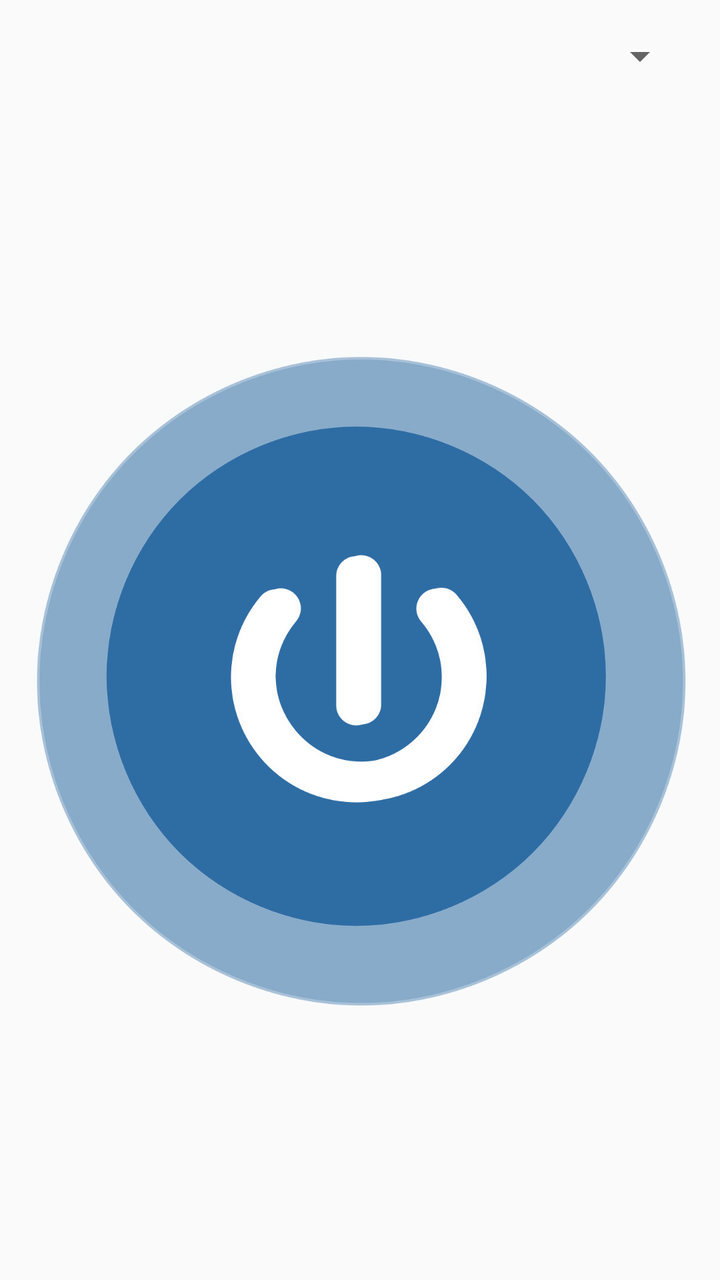
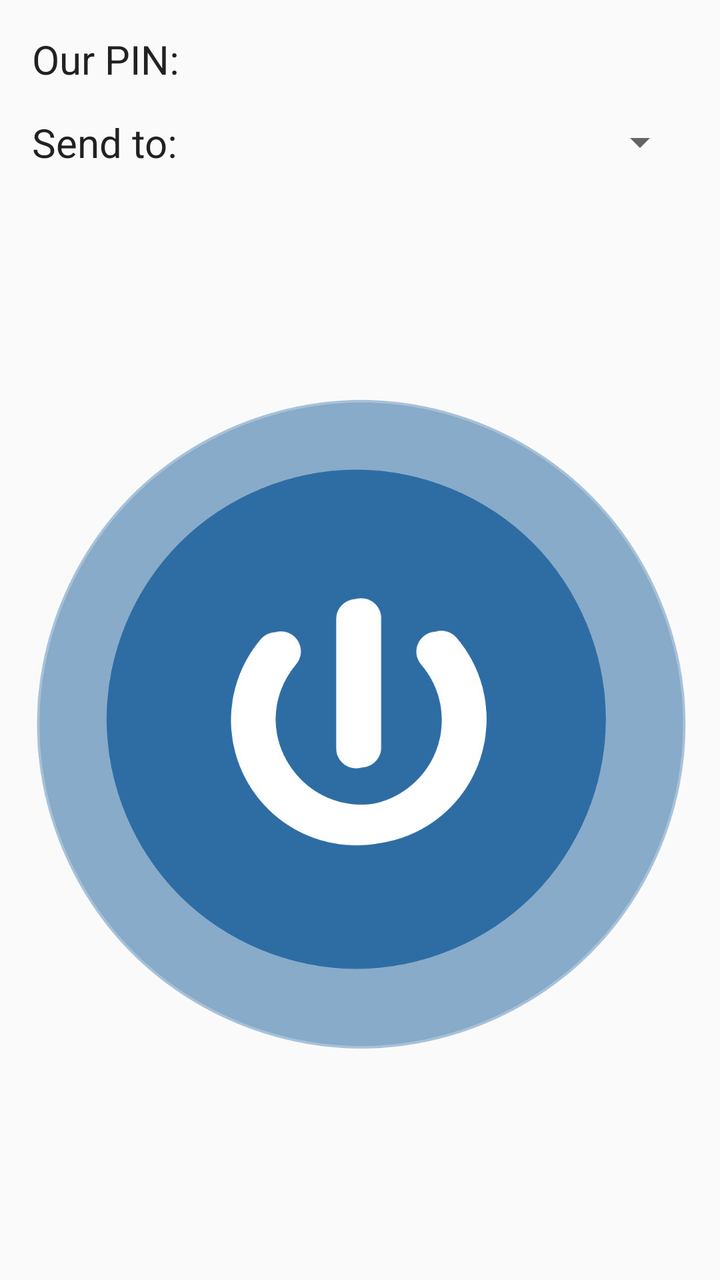

An Android layout rendered at two revisions. The XML below is the earlier revision; the diff shows what the commit changed to produce the second picture.
<!-- AndroidManifest.xml: application theme AppTheme -->
<!-- res/layout/content_send_sound.xml -->
<?xml version="1.0" encoding="utf-8"?>
<android.support.constraint.ConstraintLayout xmlns:android="http://schemas.android.com/apk/res/android"
    xmlns:app="http://schemas.android.com/apk/res-auto"
    xmlns:tools="http://schemas.android.com/tools"
    android:layout_width="match_parent"
    android:layout_height="match_parent"
    app:layout_behavior="@string/appbar_scrolling_view_behavior"
    tools:context="peterson.ttu.edu.backupaids.activities.SendSoundActivity"
    tools:showIn="@layout/activity_send_sound">

    <TextView
        android:id="@+id/sendSoundLabel"
        android:layout_width="wrap_content"
        android:layout_height="wrap_content"
        android:text="Send to:"
        android:textSize="20sp"
        android:textAppearance="@android:style/TextAppearance.DeviceDefault"
        android:layout_marginTop="16dp"
        android:layout_marginBottom="16dp"
        android:layout_marginStart="16dp"
        android:layout_marginEnd="16dp"
        app:layout_constraintBottom_toBottomOf="@id/sendSoundPeerSpinner"
        app:layout_constraintLeft_toLeftOf="parent"
        app:layout_constraintTop_toTopOf="@id/sendSoundPeerSpinner" />

    <Spinner
        android:id="@+id/sendSoundPeerSpinner"
        android:layout_width="0dp"
        android:layout_height="wrap_content"
        android:layout_marginTop="16dp"
        android:layout_marginBottom="16dp"
        android:layout_marginStart="16dp"
        android:layout_marginEnd="16dp"
        app:layout_constraintTop_toTopOf="parent"
        app:layout_constraintLeft_toRightOf="@id/sendSoundLabel"
        app:layout_constraintRight_toRightOf="parent" />


    <ImageButton
        android:id="@+id/sendSoundStartButton"
        android:layout_width="0dp"
        android:layout_height="0dp"
        android:adjustViewBounds="false"
        android:background="@android:color/transparent"
        android:onClick="sendSound"
        android:scaleType="fitCenter"
        android:src="@drawable/power_button_blue2"
        android:layout_marginTop="16dp"
        android:layout_marginBottom="16dp"
        android:layout_marginStart="16dp"
        android:layout_marginEnd="16dp"
        app:layout_constraintHorizontal_bias="0.6"
        app:layout_constraintTop_toBottomOf="@id/sendSoundPeerSpinner"
        app:layout_constraintBottom_toBottomOf="parent"
        app:layout_constraintLeft_toLeftOf="parent"
        app:layout_constraintRight_toRightOf="parent"
        app:layout_constraintVertical_bias="0.6" />

</android.support.constraint.ConstraintLayout>
<!-- res/layout/activity_send_sound.xml (included above) -->
<?xml version="1.0" encoding="utf-8"?>
<android.support.design.widget.CoordinatorLayout xmlns:android="http://schemas.android.com/apk/res/android"
    xmlns:app="http://schemas.android.com/apk/res-auto"
    xmlns:tools="http://schemas.android.com/tools"
    android:layout_width="match_parent"
    android:layout_height="match_parent"
    tools:context="peterson.ttu.edu.backupaids.activities.SendSoundActivity">

    <include layout="@layout/content_send_sound" />

</android.support.design.widget.CoordinatorLayout>
<!-- resources referenced by this layout -->
<resources>
  <!-- drawable power_button_blue2: png bitmap (drawable, 214661 bytes) -->
  <style name="AppTheme" parent="Theme.AppCompat.Light.DarkActionBar">
          
          <item name="colorPrimary">@color/colorPrimary</item>
          <item name="colorPrimaryDark">@color/colorPrimaryDark</item>
          <item name="colorAccent">@color/colorAccent</item>
      </style>
  <color name="colorPrimary">#3F51B5</color>
  <color name="colorPrimaryDark">#303F9F</color>
  <color name="colorAccent">#FF4081</color>
</resources>

<!-- the commit's change to res/layout/content_send_sound.xml (unified diff, before → after) -->
@@ -7,6 +7,21 @@
     app:layout_behavior="@string/appbar_scrolling_view_behavior"
     tools:context="peterson.ttu.edu.backupaids.activities.SendSoundActivity"
     tools:showIn="@layout/activity_send_sound">
+
+    <TextView
+        android:id="@+id/sendSoundOurPinTextView"
+        android:layout_width="wrap_content"
+        android:layout_height="wrap_content"
+        android:text="Our PIN: "
+        android:textSize="20sp"
+        android:textAppearance="@android:style/TextAppearance.DeviceDefault"
+        android:layout_marginTop="16dp"
+        android:layout_marginBottom="16dp"
+        android:layout_marginStart="16dp"
+        android:layout_marginEnd="16dp"
+        app:layout_constraintTop_toTopOf="parent"
+        app:layout_constraintBottom_toTopOf="@id/sendSoundPeerSpinner"
+        app:layout_constraintLeft_toLeftOf="parent" />
 
     <TextView
         android:id="@+id/sendSoundLabel"
@@ -31,7 +46,7 @@
         android:layout_marginBottom="16dp"
         android:layout_marginStart="16dp"
         android:layout_marginEnd="16dp"
-        app:layout_constraintTop_toTopOf="parent"
+        app:layout_constraintTop_toBottomOf="@id/sendSoundOurPinTextView"
         app:layout_constraintLeft_toRightOf="@id/sendSoundLabel"
         app:layout_constraintRight_toRightOf="parent" />
 
